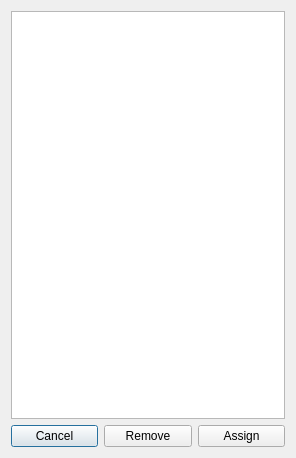
This is windows/SdDLayerList.ui in usiksan/SaliCAD as Qt 5 draws it before an edit. The edited form follows.
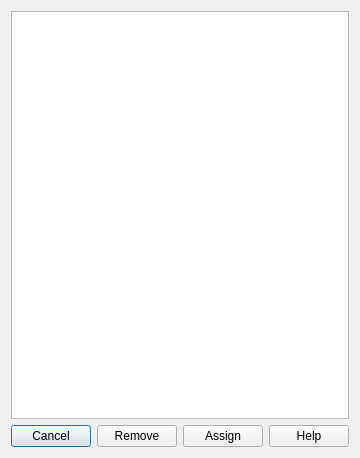
This is the edited form.

Commit message: Append help page to PairLayer dialog

What changed in the file:
```diff
--- a/windows/SdDLayerList.ui
+++ b/windows/SdDLayerList.ui
@@ -6,7 +6,7 @@
    <rect>
     <x>0</x>
     <y>0</y>
-    <width>296</width>
+    <width>358</width>
     <height>458</height>
    </rect>
   </property>
@@ -40,6 +40,13 @@
        </property>
       </widget>
      </item>
+     <item>
+      <widget class="QPushButton" name="mHelp">
+       <property name="text">
+        <string>Help</string>
+       </property>
+      </widget>
+     </item>
     </layout>
    </item>
   </layout>
```
The commit also changes 4 other files.
